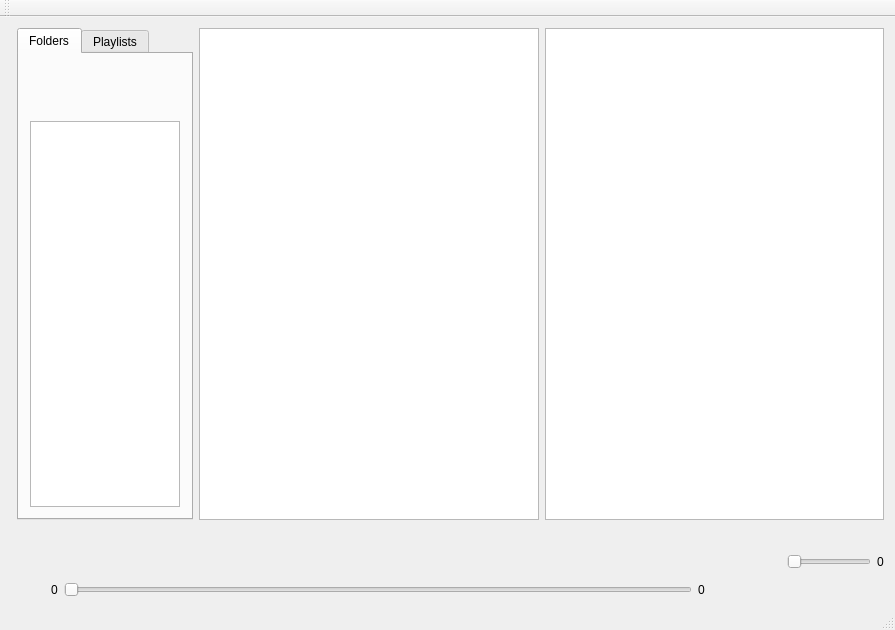
First picture: the form in ZenPlayer.ui, repository zenix935/ZenPlayer, before the edit.
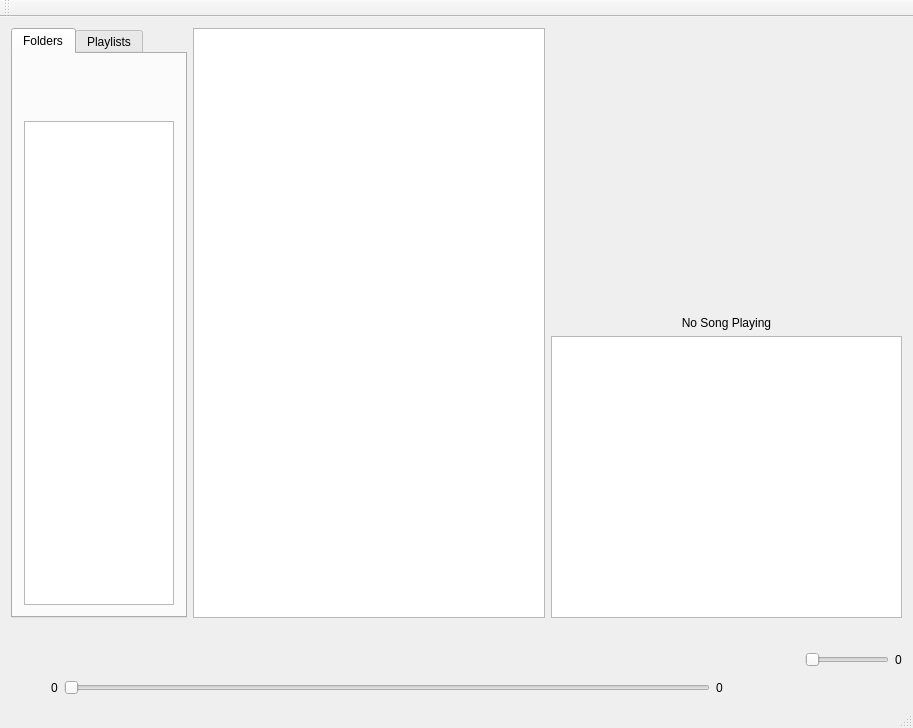
Second picture: the form after the edit. Icons and pictures are not drawn.

Commit message: will now show thw name of the currently playing song. (trying to include artist name and song picture)

What changed in the file:
```diff
--- a/ZenPlayer.ui
+++ b/ZenPlayer.ui
@@ -6,8 +6,8 @@
    <rect>
     <x>0</x>
     <y>0</y>
-    <width>895</width>
-    <height>630</height>
+    <width>913</width>
+    <height>728</height>
    </rect>
   </property>
   <property name="windowTitle">
@@ -15,27 +15,191 @@
   </property>
   <widget class="QWidget" name="centralWidget">
    <layout class="QGridLayout" name="gridLayout">
-    <item row="0" column="3">
-     <widget class="QListWidget" name="queueListWidget">
-      <property name="sizePolicy">
-       <sizepolicy hsizetype="Expanding" vsizetype="Expanding">
-        <horstretch>0</horstretch>
-        <verstretch>0</verstretch>
-       </sizepolicy>
-      </property>
-     </widget>
+    <item row="0" column="0">
+     <layout class="QHBoxLayout" name="horizontalLayout_5">
+      <item>
+       <widget class="QTabWidget" name="tabWidget">
+        <property name="sizePolicy">
+         <sizepolicy hsizetype="Minimum" vsizetype="Expanding">
+          <horstretch>0</horstretch>
+          <verstretch>0</verstretch>
+         </sizepolicy>
+        </property>
+        <property name="currentIndex">
+         <number>0</number>
+        </property>
+        <widget class="QWidget" name="folderTab">
+         <attribute name="title">
+          <string>Folders</string>
+         </attribute>
+         <layout class="QVBoxLayout" name="verticalLayout_2">
+          <item>
+           <widget class="QPushButton" name="addFolderButton">
+            <property name="sizePolicy">
+             <sizepolicy hsizetype="Minimum" vsizetype="Fixed">
+              <horstretch>0</horstretch>
+              <verstretch>0</verstretch>
+             </sizepolicy>
+            </property>
+            <property name="cursor">
+             <cursorShape>PointingHandCursor</cursorShape>
+            </property>
+            <property name="toolTip">
+             <string>Open Folder</string>
+            </property>
+            <property name="styleSheet">
+             <string notr="true">border-radius: 25px;
+width: 50px;
+height: 50px</string>
+            </property>
+            <property name="text">
+             <string/>
+            </property>
+            <property name="icon">
+             <iconset resource="ZenPlayer.qrc">
+              <normaloff>:/pics/pics/add.png</normaloff>:/pics/pics/add.png</iconset>
+            </property>
+            <property name="iconSize">
+             <size>
+              <width>50</width>
+              <height>50</height>
+             </size>
+            </property>
+           </widget>
+          </item>
+          <item>
+           <widget class="QListWidget" name="foldersListWidget">
+            <property name="sizePolicy">
+             <sizepolicy hsizetype="Maximum" vsizetype="Expanding">
+              <horstretch>0</horstretch>
+              <verstretch>0</verstretch>
+             </sizepolicy>
+            </property>
+            <property name="maximumSize">
+             <size>
+              <width>150</width>
+              <height>16777215</height>
+             </size>
+            </property>
+           </widget>
+          </item>
+         </layout>
+        </widget>
+        <widget class="QWidget" name="playlistTab">
+         <attribute name="title">
+          <string>Playlists</string>
+         </attribute>
+         <layout class="QVBoxLayout" name="verticalLayout_3">
+          <item>
+           <widget class="QPushButton" name="addPlaylistButton">
+            <property name="sizePolicy">
+             <sizepolicy hsizetype="Minimum" vsizetype="Fixed">
+              <horstretch>0</horstretch>
+              <verstretch>0</verstretch>
+             </sizepolicy>
+            </property>
+            <property name="cursor">
+             <cursorShape>PointingHandCursor</cursorShape>
+            </property>
+            <property name="toolTip">
+             <string>Create Playlist</string>
+            </property>
+            <property name="styleSheet">
+             <string notr="true">border-radius: 25px;
+width: 50px;
+height: 50px</string>
+            </property>
+            <property name="text">
+             <string/>
+            </property>
+            <property name="icon">
+             <iconset resource="ZenPlayer.qrc">
+              <normaloff>:/pics/pics/add.png</normaloff>:/pics/pics/add.png</iconset>
+            </property>
+            <property name="iconSize">
+             <size>
+              <width>50</width>
+              <height>50</height>
+             </size>
+            </property>
+           </widget>
+          </item>
+          <item>
+           <widget class="QListWidget" name="playlistListWidget">
+            <property name="sizePolicy">
+             <sizepolicy hsizetype="Maximum" vsizetype="Expanding">
+              <horstretch>0</horstretch>
+              <verstretch>0</verstretch>
+             </sizepolicy>
+            </property>
+            <property name="maximumSize">
+             <size>
+              <width>150</width>
+              <height>16777215</height>
+             </size>
+            </property>
+           </widget>
+          </item>
+         </layout>
+        </widget>
+       </widget>
+      </item>
+      <item>
+       <widget class="QListWidget" name="tracksListWidget">
+        <property name="sizePolicy">
+         <sizepolicy hsizetype="Expanding" vsizetype="Expanding">
+          <horstretch>0</horstretch>
+          <verstretch>0</verstretch>
+         </sizepolicy>
+        </property>
+       </widget>
+      </item>
+      <item>
+       <layout class="QVBoxLayout" name="verticalLayout_4">
+        <item>
+         <widget class="QLabel" name="trackPicLabel">
+          <property name="sizePolicy">
+           <sizepolicy hsizetype="MinimumExpanding" vsizetype="MinimumExpanding">
+            <horstretch>0</horstretch>
+            <verstretch>0</verstretch>
+           </sizepolicy>
+          </property>
+          <property name="text">
+           <string/>
+          </property>
+         </widget>
+        </item>
+        <item>
+         <widget class="QLabel" name="trackInfoLabel">
+          <property name="sizePolicy">
+           <sizepolicy hsizetype="MinimumExpanding" vsizetype="Minimum">
+            <horstretch>0</horstretch>
+            <verstretch>0</verstretch>
+           </sizepolicy>
+          </property>
+          <property name="text">
+           <string>No Song Playing</string>
+          </property>
+          <property name="alignment">
+           <set>Qt::AlignmentFlag::AlignCenter</set>
+          </property>
+         </widget>
+        </item>
+        <item>
+         <widget class="QListWidget" name="queueListWidget">
+          <property name="sizePolicy">
+           <sizepolicy hsizetype="Expanding" vsizetype="Expanding">
+            <horstretch>0</horstretch>
+            <verstretch>0</verstretch>
+           </sizepolicy>
+          </property>
+         </widget>
+        </item>
+       </layout>
+      </item>
+     </layout>
     </item>
-    <item row="0" column="2">
-     <widget class="QListWidget" name="tracksListWidget">
-      <property name="sizePolicy">
-       <sizepolicy hsizetype="Expanding" vsizetype="Expanding">
-        <horstretch>0</horstretch>
-        <verstretch>0</verstretch>
-       </sizepolicy>
-      </property>
-     </widget>
-    </item>
-    <item row="1" column="0" colspan="4">
+    <item row="1" column="0">
      <layout class="QHBoxLayout" name="horizontalLayout_4">
       <item>
        <spacer name="horizontalSpacer_2">
@@ -431,133 +595,6 @@
       </item>
      </layout>
     </item>
-    <item row="0" column="1">
-     <widget class="QTabWidget" name="tabWidget">
-      <property name="sizePolicy">
-       <sizepolicy hsizetype="Minimum" vsizetype="Expanding">
-        <horstretch>0</horstretch>
-        <verstretch>0</verstretch>
-       </sizepolicy>
-      </property>
-      <property name="currentIndex">
-       <number>0</number>
-      </property>
-      <widget class="QWidget" name="folderTab">
-       <attribute name="title">
-        <string>Folders</string>
-       </attribute>
-       <layout class="QVBoxLayout" name="verticalLayout_2">
-        <item>
-         <widget class="QPushButton" name="addFolderButton">
-          <property name="sizePolicy">
-           <sizepolicy hsizetype="Minimum" vsizetype="Fixed">
-            <horstretch>0</horstretch>
-            <verstretch>0</verstretch>
-           </sizepolicy>
-          </property>
-          <property name="cursor">
-           <cursorShape>PointingHandCursor</cursorShape>
-          </property>
-          <property name="toolTip">
-           <string>Open Folder</string>
-          </property>
-          <property name="styleSheet">
-           <string notr="true">border-radius: 25px;
-width: 50px;
-height: 50px</string>
-          </property>
-          <property name="text">
-           <string/>
-          </property>
-          <property name="icon">
-           <iconset resource="ZenPlayer.qrc">
-            <normaloff>:/pics/pics/add.png</normaloff>:/pics/pics/add.png</iconset>
-          </property>
-          <property name="iconSize">
-           <size>
-            <width>50</width>
-            <height>50</height>
-           </size>
-          </property>
-         </widget>
-        </item>
-        <item>
-         <widget class="QListWidget" name="foldersListWidget">
-          <property name="sizePolicy">
-           <sizepolicy hsizetype="Maximum" vsizetype="Expanding">
-            <horstretch>0</horstretch>
-            <verstretch>0</verstretch>
-           </sizepolicy>
-          </property>
-          <property name="maximumSize">
-           <size>
-            <width>150</width>
-            <height>16777215</height>
-           </size>
-          </property>
-         </widget>
-        </item>
-       </layout>
-      </widget>
-      <widget class="QWidget" name="playlistTab">
-       <attribute name="title">
-        <string>Playlists</string>
-       </attribute>
-       <layout class="QVBoxLayout" name="verticalLayout_3">
-        <item>
-         <widget class="QPushButton" name="addPlaylistButton">
-          <property name="sizePolicy">
-           <sizepolicy hsizetype="Minimum" vsizetype="Fixed">
-            <horstretch>0</horstretch>
-            <verstretch>0</verstretch>
-           </sizepolicy>
-          </property>
-          <property name="cursor">
-           <cursorShape>PointingHandCursor</cursorShape>
-          </property>
-          <property name="toolTip">
-           <string>Create Playlist</string>
-          </property>
-          <property name="styleSheet">
-           <string notr="true">border-radius: 25px;
-width: 50px;
-height: 50px</string>
-          </property>
-          <property name="text">
-           <string/>
-          </property>
-          <property name="icon">
-           <iconset resource="ZenPlayer.qrc">
-            <normaloff>:/pics/pics/add.png</normaloff>:/pics/pics/add.png</iconset>
-          </property>
-          <property name="iconSize">
-           <size>
-            <width>50</width>
-            <height>50</height>
-           </size>
-          </property>
-         </widget>
-        </item>
-        <item>
-         <widget class="QListWidget" name="playlistListWidget">
-          <property name="sizePolicy">
-           <sizepolicy hsizetype="Maximum" vsizetype="Expanding">
-            <horstretch>0</horstretch>
-            <verstretch>0</verstretch>
-           </sizepolicy>
-          </property>
-          <property name="maximumSize">
-           <size>
-            <width>150</width>
-            <height>16777215</height>
-           </size>
-          </property>
-         </widget>
-        </item>
-       </layout>
-      </widget>
-     </widget>
-    </item>
    </layout>
   </widget>
   <widget class="QMenuBar" name="menuBar">
```
Left out of the diff: 2 changed lines with no effect on the pictures. The commit also changes 6 other files.
